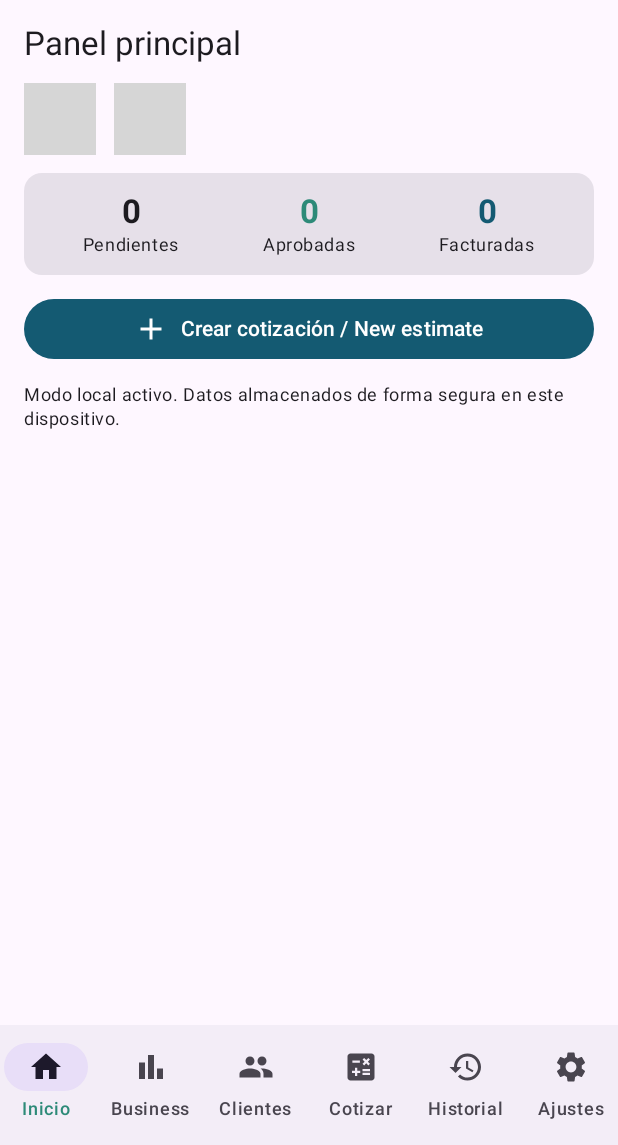
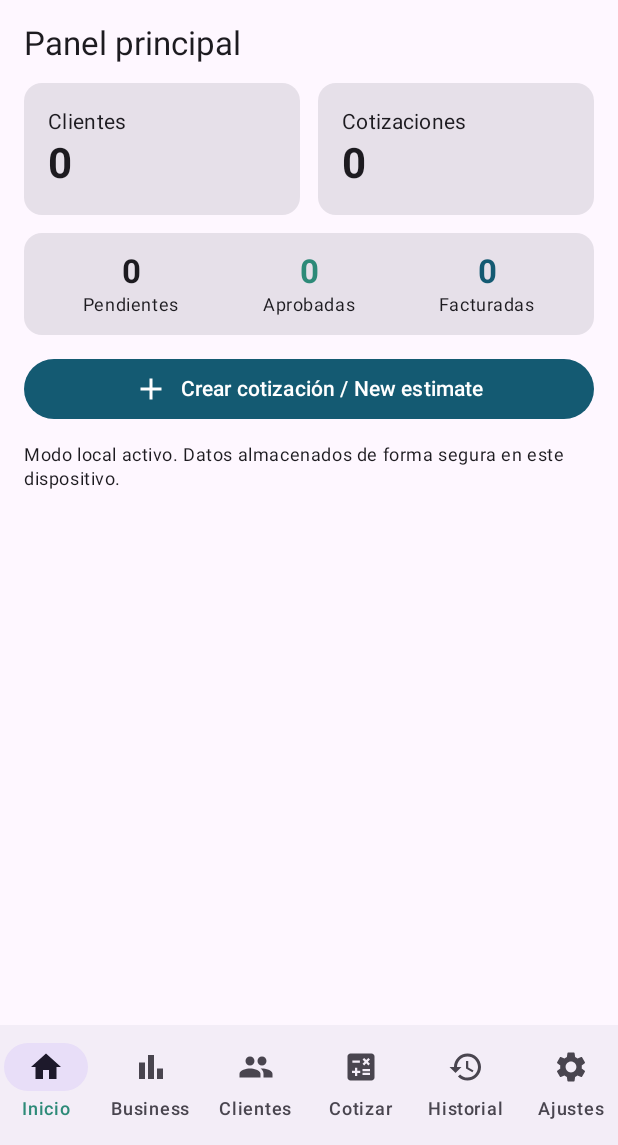
Before and after one commit to genuine-goat10/HSSDADE_LIGHT_ANDROID, an Android app built with Jetpack Compose: the screen it shows after launch (MainActivity), on a phone screen of 412 x 824 dp, the part 91-1236 px from its top. Run offline under Robolectric (Android 15) with nearby library versions, the phone set to English and light mode, and no system bars; our stand-ins replace Room's generated code; pictures from the network do not load; grey boxes are pictures that could not be loaded.

Commit message:
Update MainActivity.kt

```diff
--- a/app/src/main/java/com/hssdade/light/MainActivity.kt
+++ b/app/src/main/java/com/hssdade/light/MainActivity.kt
@@ -496,6 +496,15 @@ fun HomeScreen(clientCount: Int, quotes: List<QuoteEntity>, isTablet: Boolean, o
             Text("Crear cotización / New estimate")
         }
         Text("Modo local activo. Datos almacenados de forma segura en este dispositivo.", style = MaterialTheme.typography.bodySmall)
+    }
+}
+@Composable
+fun StatCard(label: String, value: String, modifier: Modifier = Modifier) {
+    Card(modifier) {
+        Column(Modifier.padding(16.dp)) {
+            Text(label, style = MaterialTheme.typography.bodyMedium)
+            Text(value, style = MaterialTheme.typography.headlineMedium, fontWeight = FontWeight.Bold)
+        }
     }
 }
 
```
